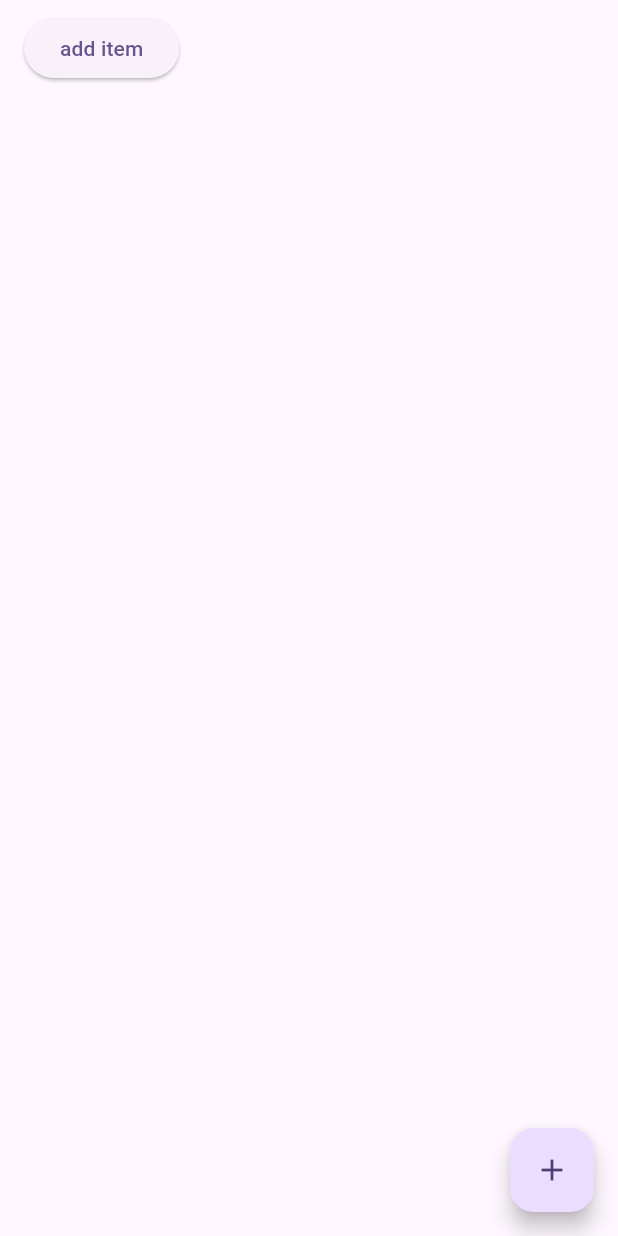
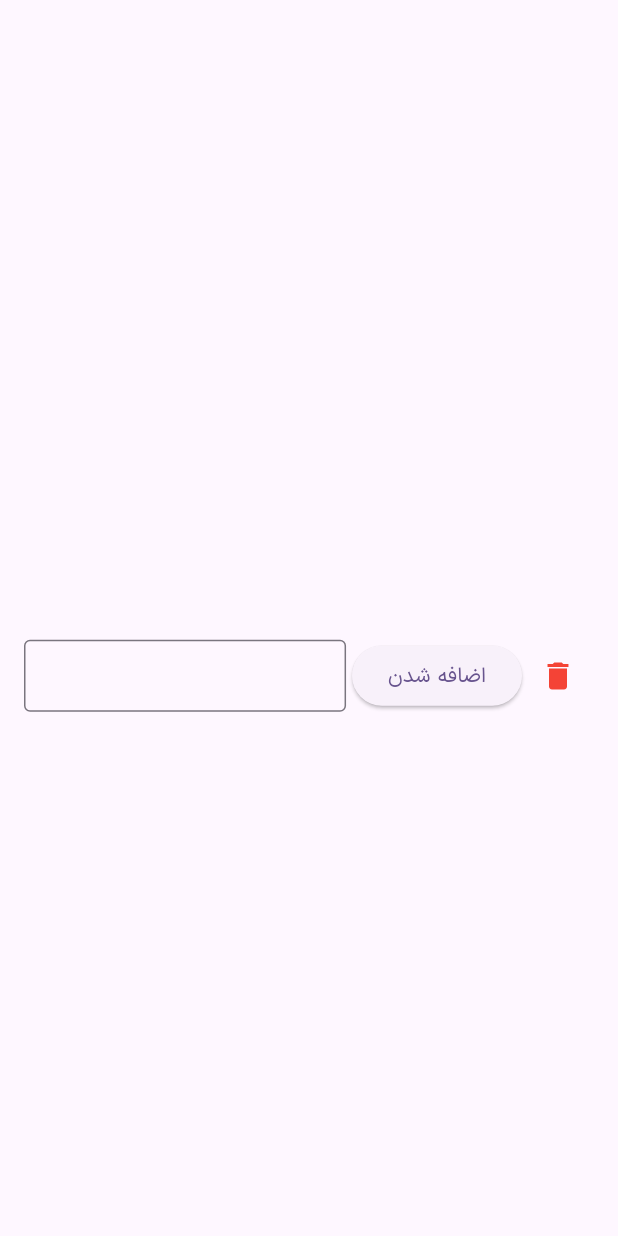
Before and after one commit to miladzaresh/tavflutter, a Flutter app: the screen it shows after launch, on a phone screen of 412 x 824 dp. Run offline on Flutter 3.47's test engine with Material 3 defaults, Android fonts, the phone set to English and light mode, and no system bars.

Commit message:
add four work

```diff
--- /dev/null
+++ b/lib/feature/dropdown_screen/drop_down_screen.dart
@@ -0,0 +1,68 @@
+import 'package:flutter/material.dart';
+import 'package:tavflutter/feature/dropdown_screen/widget/text_field_delete.dart';
+
+class DropDownScreen extends StatefulWidget {
+  const DropDownScreen({super.key});
+
+  @override
+  State<DropDownScreen> createState() => _DropDownScreenState();
+}
+
+class _DropDownScreenState extends State<DropDownScreen> {
+  final List<String> list=[];
+  String dropdownValue = '';
+
+  @override
+  void initState() {
+    // TODO: implement initState
+    super.initState();
+    // dropdownValue=list.first;
+  }
+  @override
+  Widget build(BuildContext context) {
+    return Scaffold(
+      appBar: AppBar(),
+      body: Padding(
+        padding: EdgeInsets.symmetric(horizontal: 16),
+        child: Column(
+          mainAxisAlignment: MainAxisAlignment.center,
+          crossAxisAlignment: CrossAxisAlignment.center,
+          children: [
+            list.isEmpty?Container():DropdownButton<String>(
+              value: dropdownValue,
+              icon: const Icon(Icons.arrow_downward),
+              elevation: 16,
+              style: const TextStyle(color: Colors.deepPurple),
+              underline: Container(
+                height: 2,
+                color: Colors.deepPurpleAccent,
+              ),
+              onChanged: (String? value) {
+                // This is called when the user selects an item.
+                setState(() {
+                  dropdownValue = value!;
+                });
+              },
+              items: list.map<DropdownMenuItem<String>>((String value) {
+                return DropdownMenuItem<String>(
+                  value: value,
+                  child: Text(value),
+                );
+              }).toList(),
+            ),
+            SizedBox(height: 21,),
+            TextFieldDeleted((va) {
+              setState(() {
+                list.removeWhere((element) => element==va);
+              });
+            }, (val) {
+              setState(() {
+                list.add(val);
+              });
+            })
+          ],
+        ),
+      ),
+    );
+  }
+}
--- /dev/null
+++ b/lib/feature/dropdown_screen/widget/text_field_delete.dart
@@ -0,0 +1,32 @@
+import 'package:flutter/material.dart';
+class TextFieldDeleted extends StatelessWidget {
+  final void Function(String) onDelete;
+  final void Function(String) addItem;
+
+  TextFieldDeleted(this.onDelete,this.addItem);
+
+  final TextEditingController controller=TextEditingController();
+
+  @override
+  Widget build(BuildContext context) =>
+      Row(
+        mainAxisAlignment: MainAxisAlignment.start,
+        crossAxisAlignment: CrossAxisAlignment.center,
+        children: [
+          Expanded(child: TextFormField(
+            controller: controller,
+            decoration: InputDecoration(
+              border: OutlineInputBorder(),
+              contentPadding: EdgeInsets.symmetric(horizontal: 8,vertical: 4)
+            ),
+          )),
+          SizedBox(width: 4,),
+          ElevatedButton(onPressed: (){
+            addItem(controller.text);
+          }, child: Text('اضافه شدن')),
+          IconButton(onPressed: (){
+            onDelete(controller.text);
+          }, icon: Icon(Icons.delete,color: Colors.red,))
+        ],
+      );
+}
--- a/lib/feature/signup/signup_screen.dart
+++ b/lib/feature/signup/signup_screen.dart
@@ -84,10 +84,8 @@ class _SignUpScreenState extends State<SignUpScreen> {
             ElevatedButton(onPressed: (){
               setState(() {
                 items.add(SwitchItem((indexID) {
-
                   setState(() {
                     items.removeWhere((element) => element.id==indexID);
-
                   });
                 }, counter++));
               });
--- a/lib/main.dart
+++ b/lib/main.dart
@@ -2,10 +2,12 @@ import 'package:flutter/material.dart';
 import 'package:tavflutter/core/languages/languages.dart';
 import 'package:tavflutter/feature/myapp/my_app_screen.dart';
 import 'package:flutter_localizations/flutter_localizations.dart';
+import 'package:tavflutter/feature/navigator/counter_page.dart';
 import 'package:tavflutter/feature/signup/signup_screen.dart';
 
 import 'core/languages/app_localizations.dart';
 import 'core/languages/locales.dart';
+import 'feature/dropdown_screen/drop_down_screen.dart';
 import 'feature/login/login_screen.dart';
 
 void main() {
@@ -23,6 +25,7 @@ class MyApp extends StatelessWidget {
       theme: ThemeData(
         colorScheme: ColorScheme.fromSeed(seedColor: Colors.deepPurple),
         useMaterial3: true,
+        fontFamily: 'iran_sans'
       ),
       supportedLocales: Locales.supportLocals,
       locale: Locale('en'),
@@ -33,7 +36,7 @@ class MyApp extends StatelessWidget {
         AppLocalizationsDelegate(),
 
       ],
-      home: SignUpScreen(),
+      home: DropDownScreen(),
     );
   }
 }
```
Also changed, not shown: lib/feature/navigator/counter_page.dart (added, +57 -0 lines), lib/feature/navigator/first_page.dart (added, +34 -0 lines), lib/feature/signup/widget/switch_item.dart (+26 -5 lines), lib/feature/signup/widget/textfield_delete.dart (deleted, +0 -9 lines), pubspec.yaml (+13 -17 lines), assets/font/iran_sans.ttf (added), assets/images/tst.png (added).
